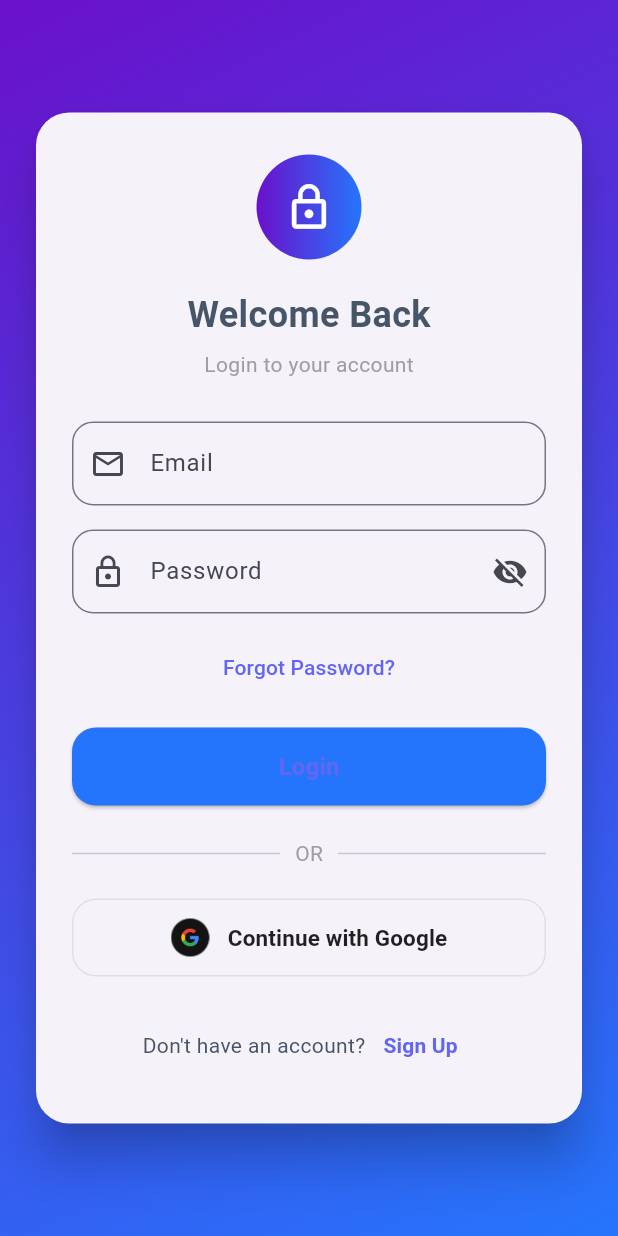
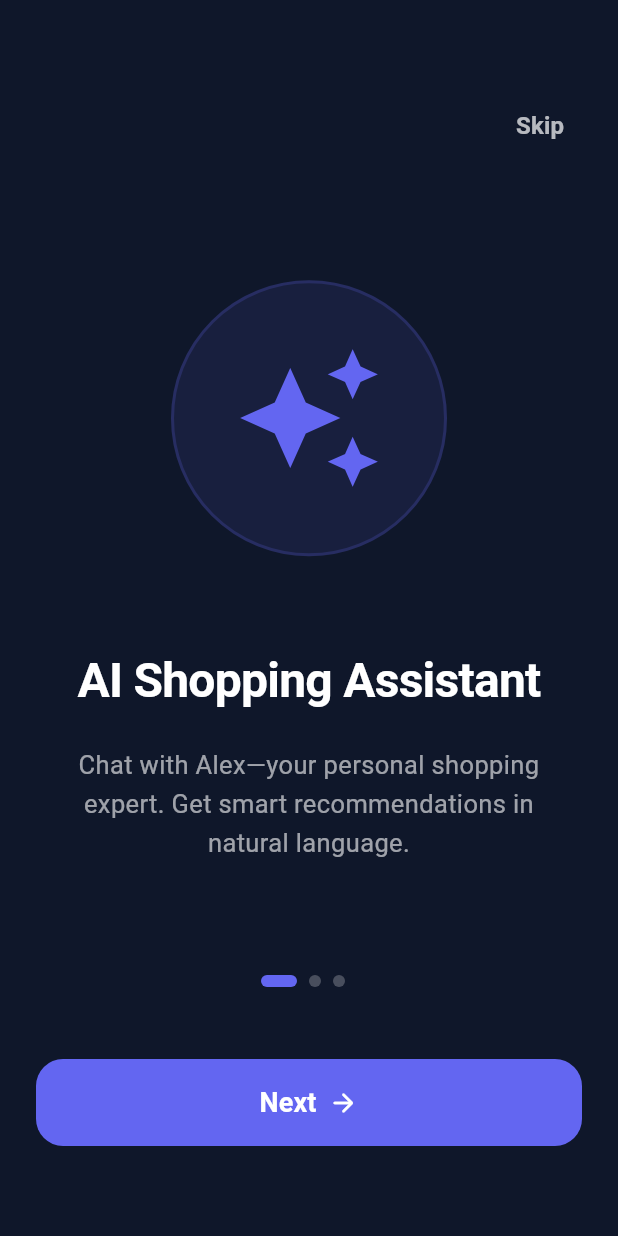
Before and after one commit to nigamyadav72/MajorProject_App, a Flutter app: the screen it shows after launch, on a phone screen of 412 x 824 dp. Run offline on Flutter 3.47's test engine with Material 3 defaults, Android fonts, the light colour scheme and no system bars; our stand-ins replace cached_network_image, flutter_secure_storage, google_sign_in, image_picker, shared_preferences, webview_flutter; missing offline and left inert: khalti_checkout_flutter; accounts and stored records are empty; Roboto replaces fonts that are missing (Outfit).

Commit message:
onboard page is added

```diff
--- a/lib/config/app_config.dart
+++ b/lib/config/app_config.dart
@@ -8,8 +8,8 @@
   /// - Android emulator: `http://10.0.2.2:8000`
   /// - Real Android device (USB): `http://<your Mac LAN IP>:8000` (see ANDROID_GOOGLE_SIGNIN.md)
   /// this is for the wireless debugging in android
-  static const String backendBaseUrl = 'http://192.168.10.67:8000';
-  static const String modelServerUrl = 'http://192.168.10.67:8001';
+  static const String backendBaseUrl = 'http://192.168.10.129:8000';
+  static const String modelServerUrl = 'http://192.168.10.129:8001';
   //this is for the normal run using usb debugging
   // static const String backendBaseUrl = 'http://localhost:8000';
   // static const String modelServerUrl = 'http://localhost:8001';
--- a/lib/main.dart
+++ b/lib/main.dart
@@ -1,5 +1,7 @@
 import 'package:flutter/material.dart';
 import 'package:majorproject_app/login_screen.dart';
+import 'package:majorproject_app/screens/onboarding_screen.dart';
+
 import 'package:provider/provider.dart';
 
 import 'bottom_nav.dart';
@@ -36,24 +38,83 @@
             return MaterialApp(
               debugShowCheckedModeBanner: false,
               home: Scaffold(
+                backgroundColor: const Color(0xFF0F172A),
                 body: Container(
+                  width: double.infinity,
+                  height: double.infinity,
                   decoration: const BoxDecoration(
-                    gradient: LinearGradient(
-                      colors: [Color(0xFF6A11CB), Color(0xFF2575FC)],
-                      begin: Alignment.topLeft,
-                      end: Alignment.bottomRight,
+                    gradient: RadialGradient(
+                      center: Alignment.center,
+                      radius: 0.8,
+                      colors: [Color(0xFF1E293B), Color(0xFF0F172A)],
                     ),
                   ),
-                  child: const Center(
-                    child: Column(
-                      mainAxisAlignment: MainAxisAlignment.center,
-                      children: [
-                        Icon(Icons.shopping_bag_outlined,
-                            size: 80, color: Colors.white),
-                        SizedBox(height: 24),
-                        CircularProgressIndicator(color: Colors.white),
-                      ],
-                    ),
+                  child: Column(
+                    mainAxisAlignment: MainAxisAlignment.center,
+                    children: [
+                      const Spacer(flex: 3),
+                      Container(
+                        padding: const EdgeInsets.all(24),
+                        decoration: BoxDecoration(
+                          color: const Color(0xFF6366F1).withOpacity(0.1),
+                          shape: BoxShape.circle,
+                          border: Border.all(
+                            color: const Color(0xFF6366F1).withOpacity(0.2),
+                            width: 2,
+                          ),
+                        ),
+                        child: const Icon(
+                          Icons.shopping_bag_rounded,
+                          size: 80,
+                          color: Color(0xFF6366F1),
+                        ),
+                      ),
+                      const SizedBox(height: 32),
+                      const Text(
+                        'E-Pasal',
+                        style: TextStyle(
+                          color: Colors.white,
+                          fontSize: 42,
+                          fontWeight: FontWeight.w900,
+                          letterSpacing: -1,
+                        ),
+                      ),
+                      const Text(
+                        'AI Shopping Assistant',
+                        style: TextStyle(
+                          color: Colors.white60,
+                          fontSize: 16,
+                          fontWeight: FontWeight.w500,
+                          letterSpacing: 1.2,
+                        ),
+                      ),
+                      const Spacer(flex: 2),
+                      Padding(
+                        padding: const EdgeInsets.symmetric(horizontal: 60),
+                        child: Column(
+                          children: [
+                            const SizedBox(
+                              height: 4,
+                              child: LinearProgressIndicator(
+                                backgroundColor: Colors.white12,
+                                valueColor: AlwaysStoppedAnimation<Color>(
+                                    Color(0xFF6366F1)),
+                              ),
+                            ),
+                            const SizedBox(height: 16),
+                            Text(
+                              'Loading application...',
+                              style: TextStyle(
+                                color: Colors.white.withOpacity(0.5),
+                                fontSize: 13,
+                                fontWeight: FontWeight.w500,
+                              ),
+                            ),
+                          ],
+                        ),
+                      ),
+                      const SizedBox(height: 60),
+                    ],
                   ),
                 ),
               ),
@@ -75,11 +136,16 @@
               scaffoldBackgroundColor: const Color(0xFFF8FAFC),
               fontFamily: 'Outfit', // A more modern font feel
               textTheme: const TextTheme(
-                headlineMedium: TextStyle(fontWeight: FontWeight.w800, color: Color(0xFF1E293B)),
+                headlineMedium: TextStyle(
+                    fontWeight: FontWeight.w800, color: Color(0xFF1E293B)),
                 bodyMedium: TextStyle(color: Color(0xFF475569)),
               ),
             ),
-            home: auth.isAuthenticated ? const BottomNav() : const LoginPage(),
+            home: auth.needsOnboarding
+                ? const OnboardingScreen()
+                : (auth.isAuthenticated
+                    ? const BottomNav()
+                    : const LoginPage()),
           );
         },
       ),
--- a/lib/providers/auth_provider.dart
+++ b/lib/providers/auth_provider.dart
@@ -1,5 +1,7 @@
 import 'package:flutter/material.dart';
 import '../services/auth_service.dart';
+import 'package:shared_preferences/shared_preferences.dart';
+
 
 class AuthProvider extends ChangeNotifier {
   final AuthService _authService = AuthService();
@@ -9,7 +11,10 @@
   bool _isGoogleLoading = false;
   bool _isEmailLoading = false;
   bool _isSignupLoading = false;
+  bool _needsOnboarding = false;
   User? _user;
+
+  bool get needsOnboarding => _needsOnboarding;
 
   bool get isAuthenticated => _isAuthenticated;
   bool get isInitialized => _isInitialized;
@@ -39,6 +44,8 @@
       _isAuthenticated = false;
       _user = null;
     } finally {
+      final prefs = await SharedPreferences.getInstance();
+      _needsOnboarding = !(prefs.getBool('onboarding_complete') ?? false);
       _isInitialized = true;
       notifyListeners();
     }
@@ -152,6 +159,11 @@
   Future<Map<String, dynamic>> testConnection() async {
     return await _authService.testConnection();
   }
+
+  void completeOnboarding() {
+    _needsOnboarding = false;
+    notifyListeners();
+  }
 }
 
 class User {
--- /dev/null
+++ b/lib/screens/onboarding_screen.dart
@@ -0,0 +1,229 @@
+import 'package:flutter/material.dart';
+import 'package:majorproject_app/providers/auth_provider.dart';
+import 'package:provider/provider.dart';
+import 'package:shared_preferences/shared_preferences.dart';
+
+class OnboardingScreen extends StatefulWidget {
+  const OnboardingScreen({super.key});
+
+  @override
+  State<OnboardingScreen> createState() => _OnboardingScreenState();
+}
+
+class _OnboardingScreenState extends State<OnboardingScreen> {
+  final PageController _pageController = PageController();
+  int _currentPage = 0;
+
+  final List<OnboardingItem> _items = [
+    OnboardingItem(
+      title: 'AI Shopping Assistant',
+      description: 'Chat with Alex—your personal shopping expert. Get smart recommendations in natural language.',
+      icon: Icons.auto_awesome,
+      color: const Color(0xFF6366F1),
+    ),
+    OnboardingItem(
+      title: 'Discover Local Gems',
+      description: 'Browse through thousands of high-quality products from top local sellers in your area.',
+      icon: Icons.explore_outlined,
+      color: const Color(0xFF06B6D4),
+    ),
+    OnboardingItem(
+      title: 'Seamless Payments',
+      description: 'Experience lightning-fast checkout with integrated Khalti and secure payment gateways.',
+      icon: Icons.account_balance_wallet_outlined,
+      color: const Color(0xFF10B981),
+    ),
+  ];
+
+  Future<void> _completeOnboarding() async {
+    final prefs = await SharedPreferences.getInstance();
+    await prefs.setBool('onboarding_complete', true);
+    if (mounted) {
+      Provider.of<AuthProvider>(context, listen: false).completeOnboarding();
+    }
+  }
+
+  @override
+  Widget build(BuildContext context) {
+    return Scaffold(
+      backgroundColor: const Color(0xFF0F172A),
+      body: Stack(
+        children: [
+          PageView.builder(
+            controller: _pageController,
+            itemCount: _items.length,
+            onPageChanged: (index) {
+              setState(() {
+                _currentPage = index;
+              });
+            },
+            itemBuilder: (context, index) {
+              return OnboardingPage(item: _items[index]);
+            },
+          ),
+
+          // Top Skip Button
+          Positioned(
+            top: 60,
+            right: 20,
+            child: TextButton(
+              onPressed: _completeOnboarding,
+              child: const Text(
+                'Skip',
+                style: TextStyle(
+                  color: Colors.white70,
+                  fontSize: 16,
+                  fontWeight: FontWeight.w600,
+                ),
+              ),
+            ),
+          ),
+
+          // Bottom Navigation
+          Positioned(
+            bottom: 60,
+            left: 24,
+            right: 24,
+            child: Column(
+              children: [
+                // Page Indicator
+                Row(
+                  mainAxisAlignment: MainAxisAlignment.center,
+                  children: List.generate(
+                    _items.length,
+                    (index) => AnimatedContainer(
+                      duration: const Duration(milliseconds: 300),
+                      margin: const EdgeInsets.only(right: 8),
+                      height: 8,
+                      width: _currentPage == index ? 24 : 8,
+                      decoration: BoxDecoration(
+                        color: _currentPage == index
+                            ? const Color(0xFF6366F1)
+                            : Colors.white24,
+                        borderRadius: BorderRadius.circular(4),
+                      ),
+                    ),
+                  ),
+                ),
+                const SizedBox(height: 48),
+
+                // Action Button
+                SizedBox(
+                  width: double.infinity,
+                  height: 58,
+                  child: ElevatedButton(
+                    onPressed: () {
+                      if (_currentPage == _items.length - 1) {
+                        _completeOnboarding();
+                      } else {
+                        _pageController.nextPage(
+                          duration: const Duration(milliseconds: 500),
+                          curve: Curves.easeInOut,
+                        );
+                      }
+                    },
+                    style: ElevatedButton.styleFrom(
+                      backgroundColor: const Color(0xFF6366F1),
+                      foregroundColor: Colors.white,
+                      elevation: 0,
+                      shape: RoundedRectangleBorder(
+                        borderRadius: BorderRadius.circular(18),
+                      ),
+                    ),
+                    child: Row(
+                      mainAxisAlignment: MainAxisAlignment.center,
+                      children: [
+                        Text(
+                          _currentPage == _items.length - 1
+                              ? 'Get Started'
+                              : 'Next',
+                          style: const TextStyle(
+                            fontSize: 18,
+                            fontWeight: FontWeight.bold,
+                          ),
+                        ),
+                        const SizedBox(width: 8),
+                        const Icon(Icons.arrow_forward_rounded, size: 20),
+                      ],
+                    ),
+                  ),
+                ),
+              ],
+            ),
+          ),
+        ],
+      ),
+    );
+  }
+}
+
+class OnboardingItem {
+  final String title;
+  final String description;
+  final IconData icon;
+  final Color color;
+
+  OnboardingItem({
+    required this.title,
+    required this.description,
+    required this.icon,
+    required this.color,
+  });
+}
+
+class OnboardingPage extends StatelessWidget {
+  final OnboardingItem item;
+
+  const OnboardingPage({super.key, required this.item});
+
+  @override
+  Widget build(BuildContext context) {
+    return Padding(
+      padding: const EdgeInsets.symmetric(horizontal: 40.0),
+      child: Column(
+        mainAxisAlignment: MainAxisAlignment.center,
+        children: [
+          const Spacer(flex: 3),
+          Container(
+            padding: const EdgeInsets.all(40),
+            decoration: BoxDecoration(
+              color: item.color.withOpacity(0.1),
+              shape: BoxShape.circle,
+              border: Border.all(
+                color: item.color.withOpacity(0.2),
+                width: 2,
+              ),
+            ),
+            child: Icon(
+              item.icon,
+              size: 100,
+              color: item.color,
+            ),
+          ),
+          const SizedBox(height: 60),
+          Text(
+            item.title,
+            textAlign: TextAlign.center,
+            style: const TextStyle(
+              color: Colors.white,
+              fontSize: 32,
+              fontWeight: FontWeight.bold,
+              letterSpacing: -0.5,
+            ),
+          ),
+          const SizedBox(height: 20),
+          Text(
+            item.description,
+            textAlign: TextAlign.center,
+            style: const TextStyle(
+              color: Colors.white60,
+              fontSize: 17,
+              height: 1.5,
+            ),
+          ),
+          const Spacer(flex: 4),
+        ],
+      ),
+    );
+  }
+}
```
